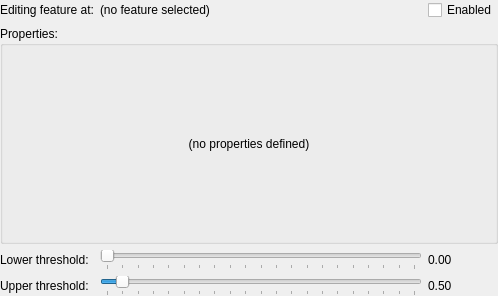
Before: the Qt Designer form Gui/FeatureWidget.ui in bwrrp/multifieldexplorer, drawn with Qt 5.
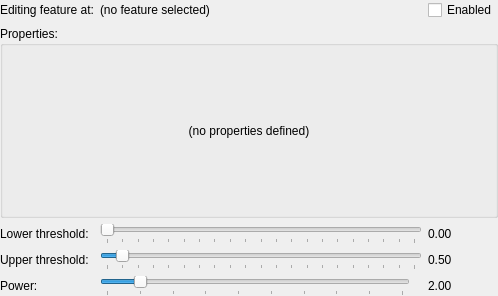
After: the same form once the commit is applied.

Commit message: Added norm power as Feature parameter.

What changed in the file:
```diff
--- a/Gui/FeatureWidget.ui
+++ b/Gui/FeatureWidget.ui
@@ -29,6 +29,9 @@
       <string>Properties:</string>
      </property>
      <layout class="QGridLayout" name="gridLayout_2">
+      <property name="verticalSpacing">
+       <number>0</number>
+      </property>
       <item row="0" column="0">
        <widget class="QLabel" name="propertyPlaceholder">
         <property name="text">
@@ -156,6 +159,42 @@
      </property>
     </widget>
    </item>
+   <item row="4" column="0">
+    <widget class="QLabel" name="powerLabel">
+     <property name="text">
+      <string>Power:</string>
+     </property>
+    </widget>
+   </item>
+   <item row="4" column="4">
+    <widget class="QLabel" name="powerReadout">
+     <property name="text">
+      <string>2.00</string>
+     </property>
+    </widget>
+   </item>
+   <item row="4" column="1">
+    <widget class="QSlider" name="power">
+     <property name="minimum">
+      <number>100</number>
+     </property>
+     <property name="maximum">
+      <number>1000</number>
+     </property>
+     <property name="value">
+      <number>200</number>
+     </property>
+     <property name="orientation">
+      <enum>Qt::Horizontal</enum>
+     </property>
+     <property name="tickPosition">
+      <enum>QSlider::TicksBelow</enum>
+     </property>
+     <property name="tickInterval">
+      <number>100</number>
+     </property>
+    </widget>
+   </item>
   </layout>
  </widget>
  <resources/>
```
The commit also changes 5 other files.
